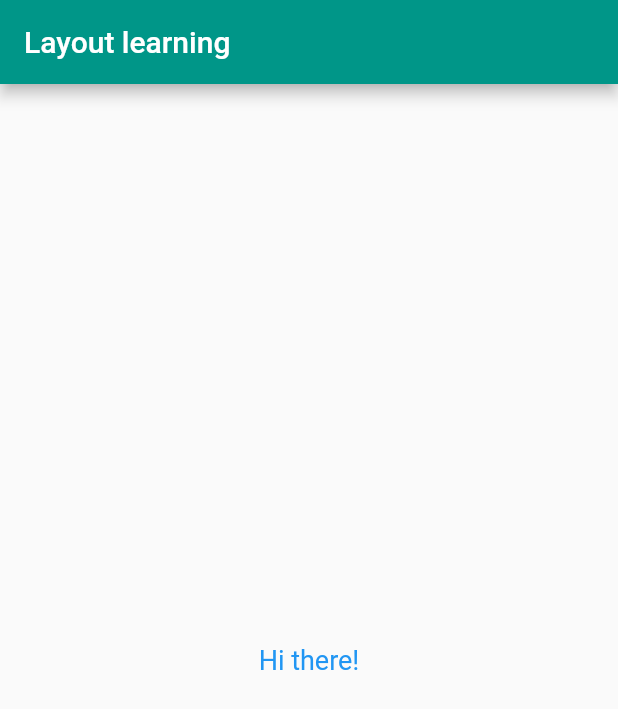
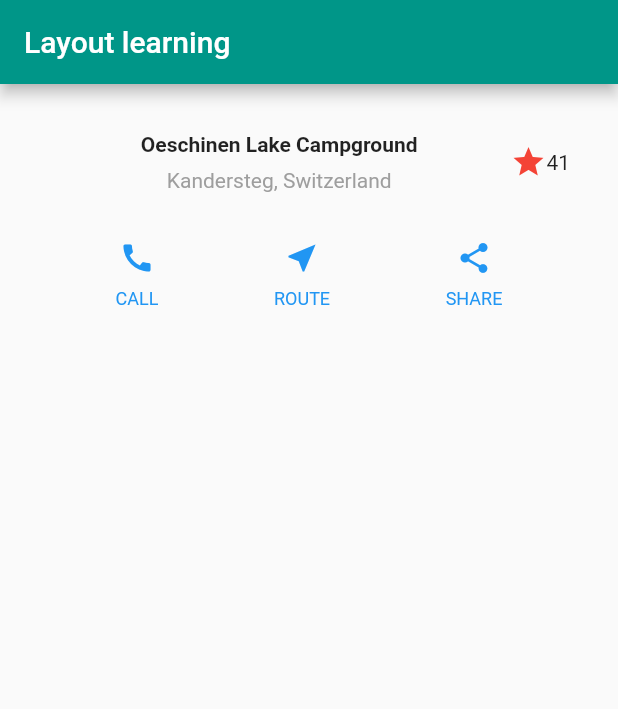
Before and after one commit to ali0094/Flutter-Layouts, a Flutter app: the screen it shows after launch, on a phone screen of 412 x 824 dp. Shown: the top 709 px of the screen. Run offline on Flutter 3.47's test engine with Material 2 defaults, Android fonts, the phone set to English and light mode, and no system bars.

Commit message:
added buttons

```diff
--- a/basicactivity/lib/main.dart
+++ b/basicactivity/lib/main.dart
@@ -10,6 +10,42 @@ class MyApp extends StatelessWidget {
   // This widget is the root of your application.
   @override
   Widget build(BuildContext context) {
+
+
+    Column _buildButtonColumn(Color color, IconData icon, String label) {
+      return Column(
+        mainAxisSize: MainAxisSize.min,
+        mainAxisAlignment: MainAxisAlignment.center,
+        children: [
+          Icon(icon, color: color),
+          Container(
+            margin: const EdgeInsets.only(top: 8),
+            child: Text(
+              label,
+              style: TextStyle(
+                fontSize: 12,
+                fontWeight: FontWeight.w400,
+                color: color,
+              ),
+            ),
+          ),
+        ],
+      );
+    }
+
+    Color color = Theme.of(context).primaryColor;
+
+    Widget buttonSection = Container(
+      child: Row(
+        mainAxisAlignment: MainAxisAlignment.spaceEvenly,
+        children: [
+          _buildButtonColumn(color, Icons.call, 'CALL'),
+          _buildButtonColumn(color, Icons.near_me, 'ROUTE'),
+          _buildButtonColumn(color, Icons.share, 'SHARE'),
+        ],
+      ),
+    );
+
     Widget titleSection = Container(
       padding: EdgeInsets.all(32),
       child: Row(
@@ -32,11 +68,17 @@ class MyApp extends StatelessWidget {
                 ),
               ),
             ],
-
-          ))
+          ),
+          ),
+          Icon(
+            Icons.star,
+            color: Colors.red[500],
+          ),
+          Text('41'),
         ],
       ),
     );
+
 
     return MaterialApp(
         title: 'Flutter Layout',
@@ -56,14 +98,11 @@ class MyApp extends StatelessWidget {
           appBar: AppBar(
             title: Text('Layout learning'),
           ),
-          body: Center(
-            child: Text(
-              'Hi there!',
-              style: TextStyle(
-                color: Colors.blue,
-                fontSize: 18,
-              ),
-            ),
+          body:Column(
+            children: [
+              titleSection,
+              buttonSection,
+            ],
           ),
         ));
   }
```
